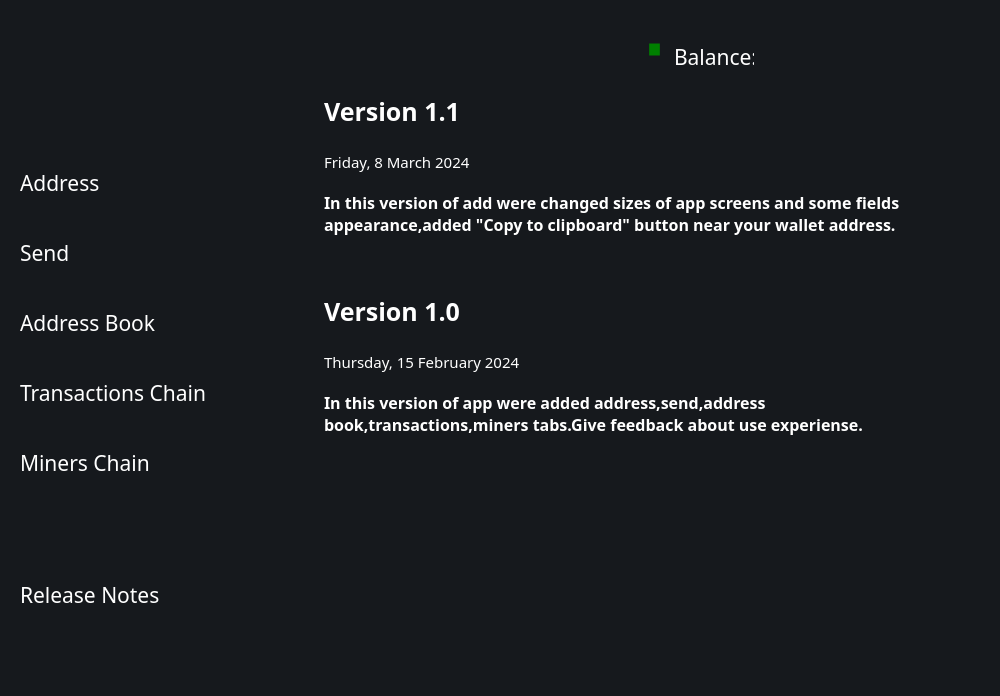
Qt form mainwindow.ui (one-wart-one-vote/wart-dapp) before a commit.
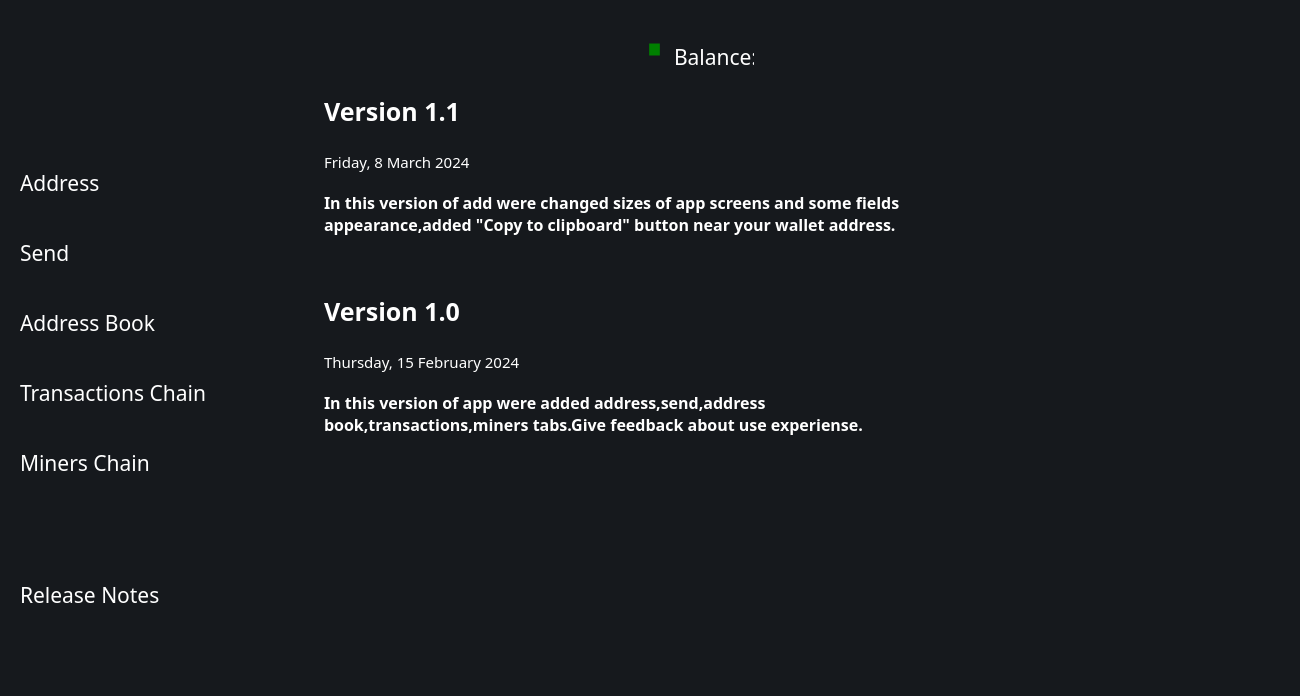
The same form after that commit. Icons and pictures are not drawn.

Patch:
```diff
--- a/mainwindow.ui
+++ b/mainwindow.ui
@@ -6,19 +6,19 @@
    <rect>
     <x>0</x>
     <y>0</y>
-    <width>1000</width>
+    <width>1300</width>
     <height>696</height>
    </rect>
   </property>
   <property name="minimumSize">
    <size>
-    <width>1000</width>
+    <width>1300</width>
     <height>600</height>
    </size>
   </property>
   <property name="maximumSize">
    <size>
-    <width>1000</width>
+    <width>1300</width>
     <height>696</height>
    </size>
   </property>
```
